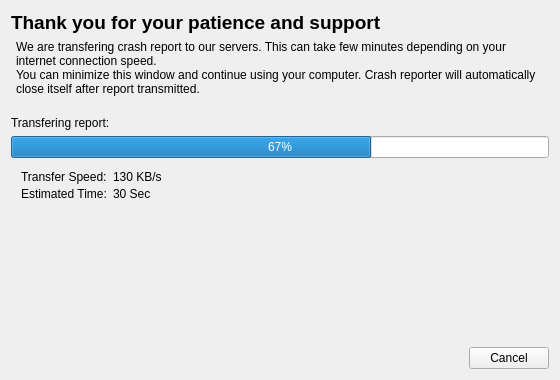
First picture: the form in Source/ZETools/ZECrashReport/ZECRWindowTransfering.ui, repository orcun-gokbulut/ze, before the edit.
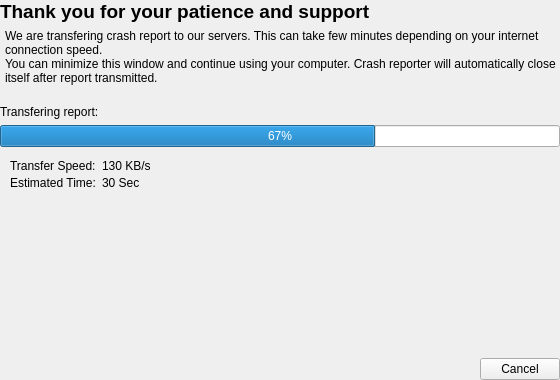
Second picture: the form after the edit.

```diff
--- a/Source/ZETools/ZECrashReport/ZECRWindowTransfering.ui
+++ b/Source/ZETools/ZECrashReport/ZECRWindowTransfering.ui
@@ -14,6 +14,18 @@
    <string>Form</string>
   </property>
   <layout class="QVBoxLayout" name="verticalLayout">
+   <property name="leftMargin">
+    <number>0</number>
+   </property>
+   <property name="topMargin">
+    <number>0</number>
+   </property>
+   <property name="rightMargin">
+    <number>0</number>
+   </property>
+   <property name="bottomMargin">
+    <number>0</number>
+   </property>
    <item>
     <widget class="QLabel" name="lblProgress_2">
      <property name="font">
```
